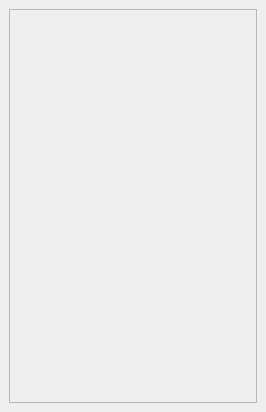
First picture: the form in ceed/ui/editors/layout/HierarchyDockWidget.ui, repository timbaker/ceed, before the edit.
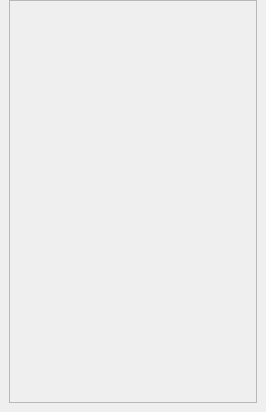
Second picture: the form after the edit. Custom widgets are drawn as their Qt base class.

Commit message: Remove top margins of layout docks and reduce min size of properties because it should be able to be shrunk even more, it's quite usable.

The edit to the form file:
```diff
--- a/ceed/ui/editors/layout/HierarchyDockWidget.ui
+++ b/ceed/ui/editors/layout/HierarchyDockWidget.ui
@@ -30,6 +30,9 @@
   </property>
   <widget class="QWidget" name="dockWidgetContents">
    <layout class="QVBoxLayout" name="verticalLayout">
+    <property name="topMargin">
+     <number>0</number>
+    </property>
     <item>
      <widget class="WidgetHierarchyTreeView" name="treeView">
       <property name="dragEnabled">
```
The commit also changes 2 other files.
